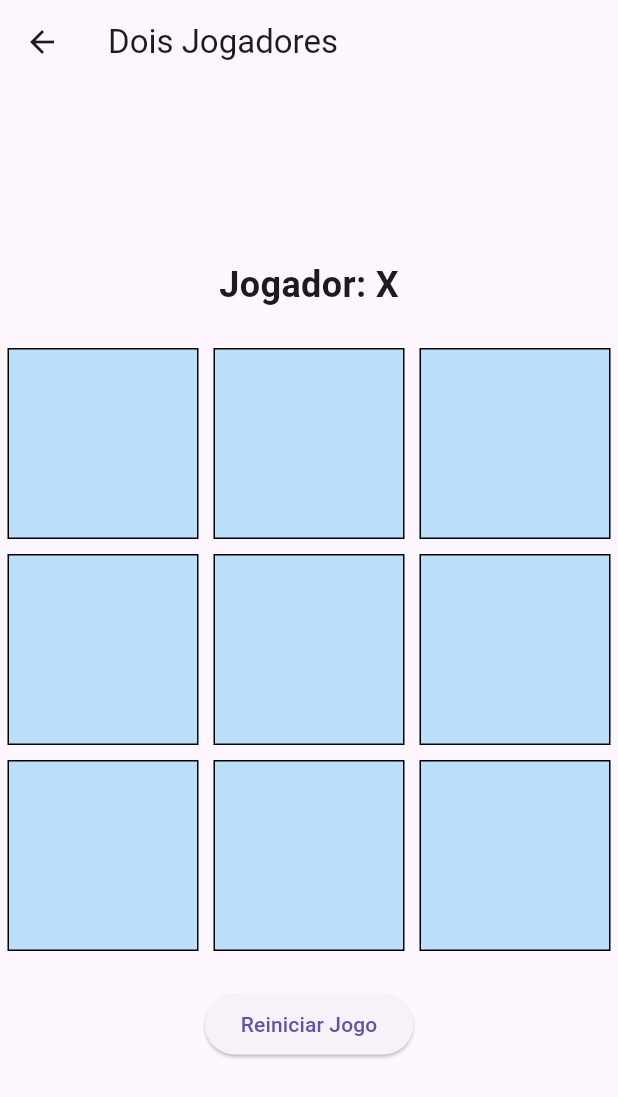
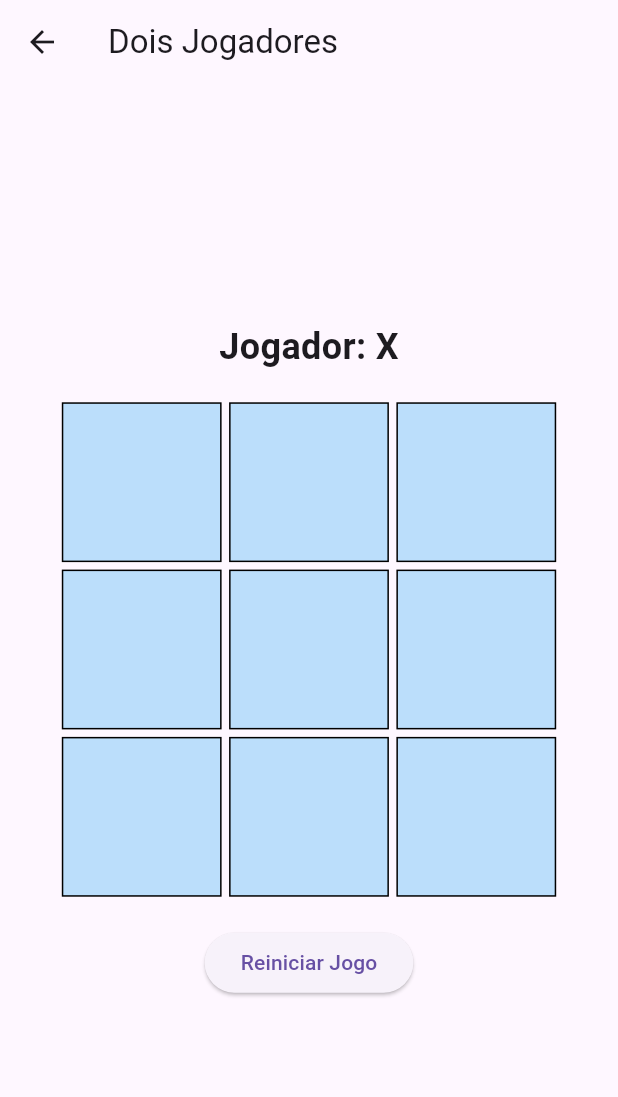
Before and after one commit to LucasMoria/Jogo-da-velha, a Flutter app: the HomePage screen opened directly, on a phone screen of 412 x 824 dp. Shown: the top 1097 px of the screen. Run offline on Flutter 3.47's test engine with Material 3 defaults, Android fonts, the phone set to English and light mode, and no system bars.

Commit message:
Update main.dart

```diff
--- a/lib/main.dart
+++ b/lib/main.dart
@@ -292,17 +292,22 @@ class _HomePageState extends State<HomePage> {
             style: TextStyle(fontSize: 24, fontWeight: FontWeight.bold),
           ),
           SizedBox(height: 20),
-          GridView.builder(
-            shrinkWrap: true,
+          Container(
+            alignment: Alignment.center,
+            child: SizedBox(
+              width: MediaQuery.of(context).size.width * 0.8,
+              height: MediaQuery.of(context).size.width * 0.8,
+              child: GridView.builder(
                 gridDelegate: SliverGridDelegateWithFixedCrossAxisCount(
                   crossAxisCount: 3,
+                  crossAxisSpacing: 5,
+                  mainAxisSpacing: 5,
                 ),
                 itemCount: 9,
                 itemBuilder: (context, index) {
                   return GestureDetector(
                     onTap: () => playTurn(index),
                     child: Container(
-                  margin: EdgeInsets.all(5),
                       decoration: BoxDecoration(
                         color: Colors.blue[100],
                         border: Border.all(color: Colors.black),
@@ -317,6 +322,8 @@ class _HomePageState extends State<HomePage> {
                   );
                 },
               ),
+            ),
+          ),
           SizedBox(height: 20),
           ElevatedButton(
             onPressed: resetGame,
```
Lines whose indentation alone changed are shown as unchanged.
